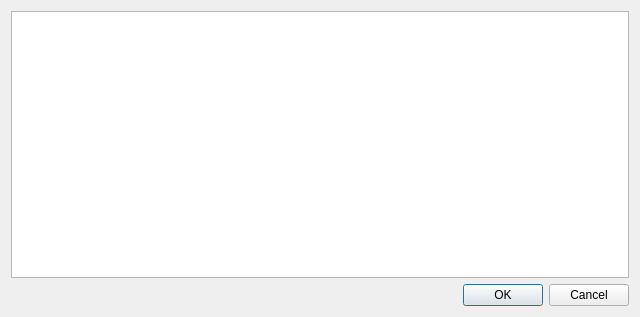
Old version of the form UserApp/SelectEntityDialog.ui in the repository proximax-storage/cpp-xpx-storage-user-app.
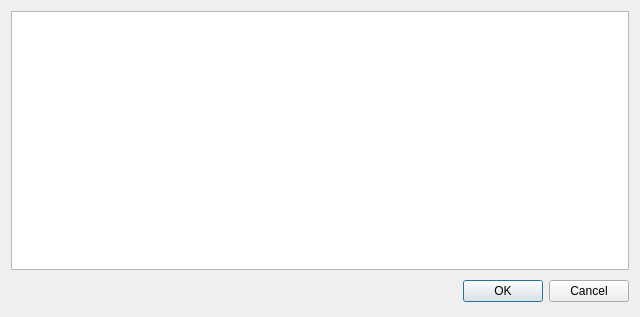
New version of the form.

Patch:
```diff
--- a/UserApp/SelectEntityDialog.ui
+++ b/UserApp/SelectEntityDialog.ui
@@ -19,6 +19,18 @@
    </item>
    <item>
     <widget class="QDialogButtonBox" name="buttonBox">
+     <property name="minimumSize">
+      <size>
+       <width>0</width>
+       <height>30</height>
+      </size>
+     </property>
+     <property name="maximumSize">
+      <size>
+       <width>16777215</width>
+       <height>30</height>
+      </size>
+     </property>
      <property name="orientation">
       <enum>Qt::Horizontal</enum>
      </property>
```
